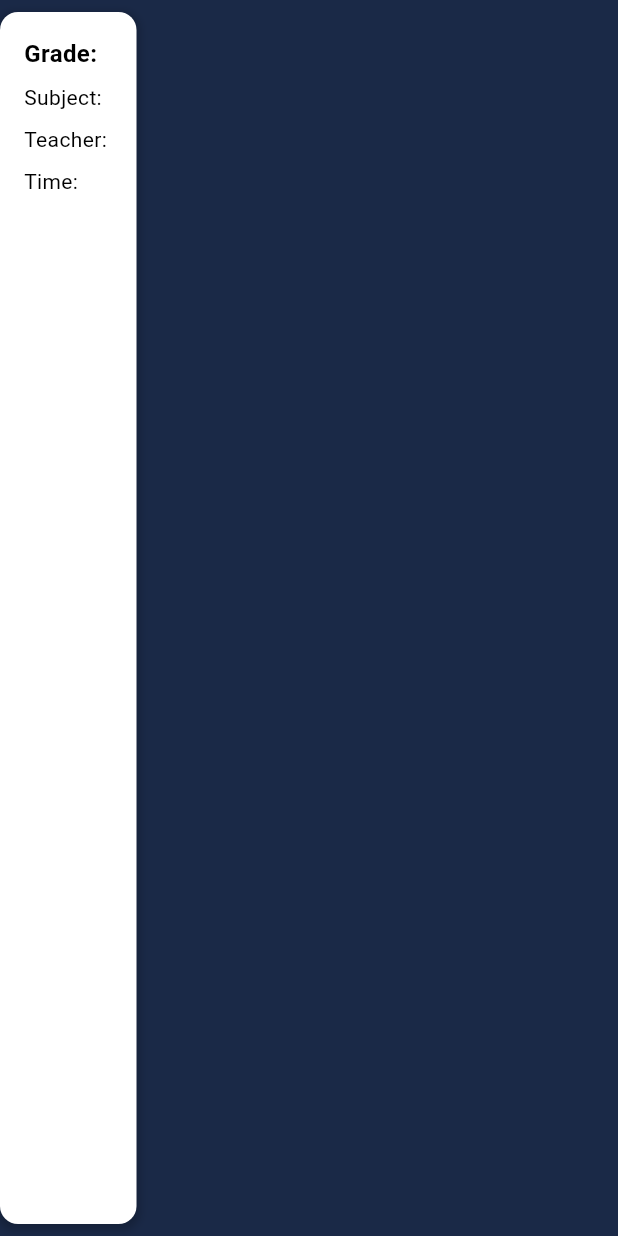
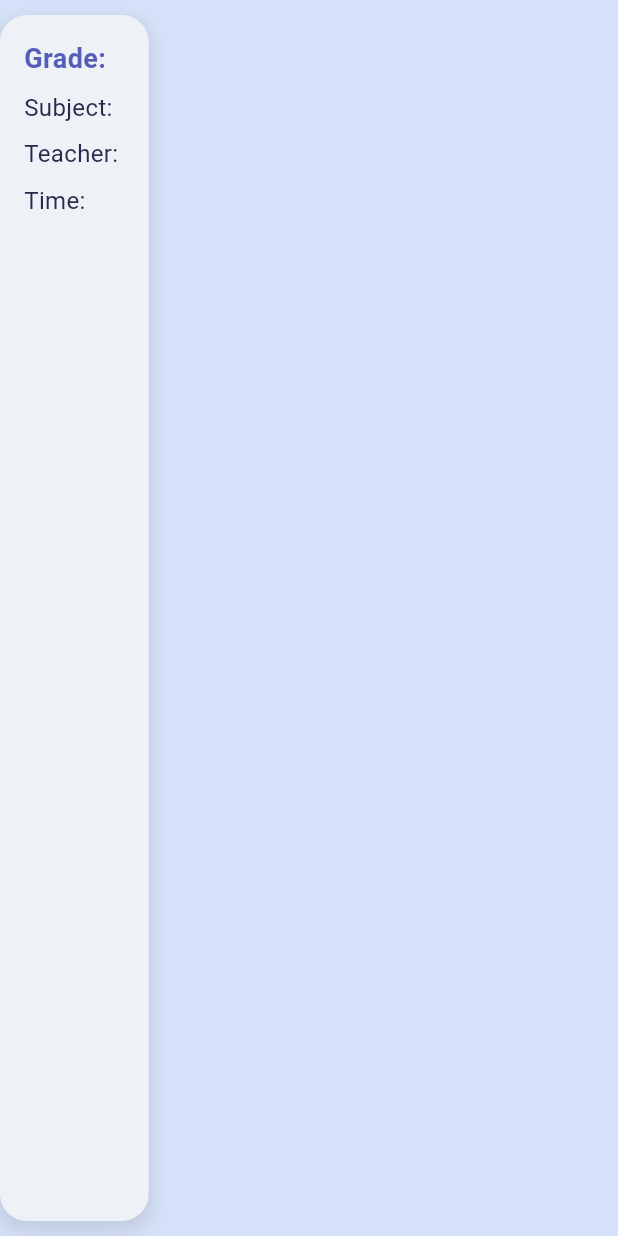
Before and after one commit to tharindu907/BH-LMARS, a Flutter app: the ClassBox widget shown alone on an empty page, opened directly with empty values, on a phone screen of 412 x 824 dp. Run offline on Flutter 3.47's test engine with Material 3 defaults, Android fonts, the phone set to English and light mode, and no system bars; our stand-ins replace logger; missing offline and left inert: mobile_scanner; network calls fail; Roboto replaces fonts that are missing (Urbanist).

Commit message:
Add and change the components and design

```diff
--- a/scan_app/lib/components/class_box.dart
+++ b/scan_app/lib/components/class_box.dart
@@ -20,18 +20,20 @@ class ClassBox extends StatelessWidget {
   Widget build(BuildContext context) {
     return GestureDetector(
       onTap: onTap,
-      child: Container(
-        margin: const EdgeInsets.symmetric(vertical: 8),
+      child: AnimatedContainer(
+        duration: const Duration(milliseconds: 300),
+        curve: Curves.easeInOut,
+        margin: const EdgeInsets.symmetric(vertical: 10.0),
         padding: const EdgeInsets.all(16),
         decoration: BoxDecoration(
-          color: Colors.white,
-          borderRadius: BorderRadius.circular(12),
+          color: const Color(0xFFEEF1F6),
+          borderRadius: BorderRadius.circular(18),
           boxShadow: [
             BoxShadow(
-              color: Colors.black.withOpacity(0.2), // Adjust opacity if needed
+              color: Colors.black.withOpacity(0.1),
               spreadRadius: 2,
-              blurRadius: 4,
-              offset: const Offset(0, 2),
+              blurRadius: 10,
+              offset: const Offset(0, 5),
             ),
           ],
         ),
@@ -41,33 +43,33 @@ class ClassBox extends StatelessWidget {
             Text(
               'Grade: $grade',
               style: const TextStyle(
-                fontSize: 16,
+                fontSize: 18,
                 fontWeight: FontWeight.bold,
-                color: Colors.black,
+                color: Color(0xFF545DB8),
               ),
             ),
             const SizedBox(height: 8),
             Text(
               'Subject: $subject',
               style: const TextStyle(
-                fontSize: 14,
-                color: Colors.black,
+                fontSize: 16,
+                color: Color(0xFF272A4D),
               ),
             ),
             const SizedBox(height: 8),
             Text(
               'Teacher: $teacher',
               style: const TextStyle(
-                fontSize: 14,
-                color: Colors.black,
+                fontSize: 16,
+                color: Color(0xFF272A4D),
               ),
             ),
             const SizedBox(height: 8),
             Text(
               'Time: $time',
               style: const TextStyle(
-                fontSize: 14,
-                color: Colors.black,
+                fontSize: 16,
+                color: Color(0xFF272A4D),
               ),
             ),
           ],
--- a/scan_app/lib/config/app_config.dart
+++ /dev/null
@@ -1,3 +0,0 @@
-class AppConfig {
-  static const baseUrl = 'http://localhost:8080';
-}
--- a/scan_app/lib/styles/app_colors.dart
+++ b/scan_app/lib/styles/app_colors.dart
@@ -2,12 +2,12 @@ import 'package:flutter/material.dart';
 
 class AppColors {
   static const primary = Color(0xffFBD512);
-  static const font = Color(0xffD8D8D8);
-  static const font2 = Color(0xff373737);
+  static const font = Color(0xff666978);
+  static const font2 = Color(0xff042357);
   static const disableFont = Color(0xffA7A7A7);
-  static const disableButton = Color(0xff303030);
-  static const background = Color(0xff1A2947);
+  static const disableButton = Color(0xffeef1f6);
+  static const background = Color(0xffd6e2f9);
   static const black = Color(0xff000000);
   static const white = Color(0xffffffff);
   static final fieldColor = const Color(0xFFD9D9D9).withOpacity(0.6);
-  }
+}
--- a/scan_app/pubspec.yaml
+++ b/scan_app/pubspec.yaml
@@ -67,8 +67,6 @@ flutter:
   # To add assets to your application, add an assets section, like this:
   assets:
       - assets/images/logo.jpeg
-      - assets/temp/
-      - assets/svg/
   #   - images/a_dot_burr.jpeg
   #   - images/a_dot_ham.jpeg
 
```
Also changed, not shown: scan_app/lib/components/app_bar.dart (added, +31 -0 lines), scan_app/lib/components/bottom_navigation_item.dart (+16 -16 lines), scan_app/lib/config/app_icons.dart (deleted, +0 -12 lines), scan_app/lib/config/app_strings.dart (+1 -24 lines), scan_app/lib/pages/main_page.dart (+8 -7 lines), scan_app/assets/svg/ic_add.svg (deleted), scan_app/assets/svg/ic_favorite.svg (deleted), scan_app/assets/svg/ic_home.svg (deleted), scan_app/assets/svg/ic_location.svg (deleted), scan_app/assets/svg/ic_messages.svg (deleted), scan_app/assets/svg/ic_user.svg (deleted), scan_app/assets/temp/post1.jpg (deleted), scan_app/assets/temp/user1.png (deleted).
